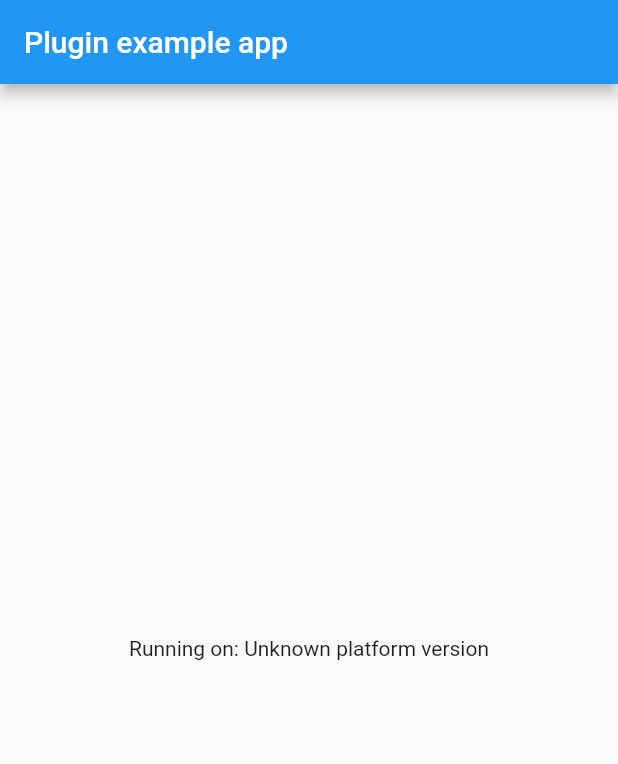
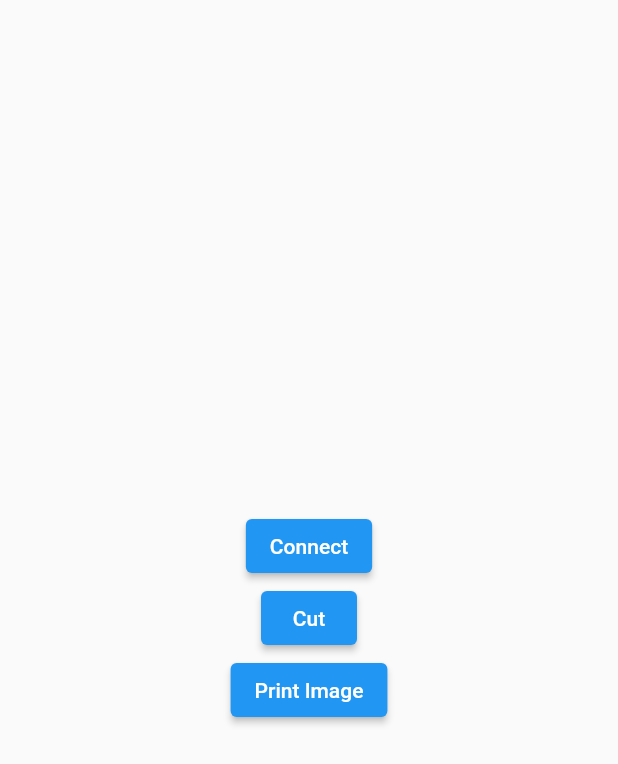
Before and after one commit to DalangLy/dx-printing, a Flutter app: the screen it shows after launch, on a phone screen of 412 x 824 dp. Shown: the top 764 px of the screen. Run offline on Flutter 3.47's test engine with Material 2 defaults, Android fonts, the phone set to English and light mode, and no system bars.

Commit message:
fresh project

```diff
--- /dev/null
+++ b/example/lib/home_page.dart
@@ -0,0 +1,52 @@
+import 'dart:io';
+import 'dart:typed_data';
+
+import 'package:dx_printing/dx_printing.dart';
+import 'package:flutter/material.dart';
+import 'package:flutter/services.dart';
+
+class HomePage extends StatefulWidget {
+  const HomePage({Key? key}) : super(key: key);
+
+  @override
+  State<HomePage> createState() => _HomePageState();
+}
+
+class _HomePageState extends State<HomePage> {
+  final DxPrinting p = DxPrinting();
+  @override
+  Widget build(BuildContext context) {
+    return Scaffold(
+      body: SafeArea(
+        child: Center(
+          child: Column(
+            mainAxisAlignment: MainAxisAlignment.center,
+            children: [
+              ElevatedButton(
+                onPressed: () async{
+                  print( await p.open(ip: '192.168.0.12', port: 9100, timeout: 5000));
+                },
+                child: const Text("Connect"),
+              ),
+              ElevatedButton(
+                onPressed: (){
+                  p.cutPaper();
+                },
+                child: const Text("Cut"),
+              ),
+              ElevatedButton(
+                onPressed: () async{
+                  const String imageUrl = 'https://static.remove.bg/remove-bg-web/5cc729f2c60683544f035949b665ce17223fd2ec/assets/start_remove-c851bdf8d3127a24e2d137a55b1b427378cd17385b01aec6e59d5d4b5f39d2ec.png';
+                  final ByteData data = await NetworkAssetBundle(Uri.parse(imageUrl)).load(imageUrl);
+                  Uint8List imagebytes = data.buffer.asUint8List();
+                  print(await p.printPicture(bytes: imagebytes, width: 384));
+                },
+                child: const Text("Print Image"),
+              ),
+            ],
+          ),
+        ),
+      ),
+    );
+  }
+}
--- a/example/lib/main.dart
+++ b/example/lib/main.dart
@@ -1,3 +1,4 @@
+import 'package:dx_printing_example/home_page.dart';
 import 'package:flutter/material.dart';
 import 'dart:async';
 
@@ -49,14 +50,15 @@ class _MyAppState extends State<MyApp> {
   @override
   Widget build(BuildContext context) {
     return MaterialApp(
-      home: Scaffold(
-        appBar: AppBar(
-          title: const Text('Plugin example app'),
-        ),
-        body: Center(
-          child: Text('Running on: $_platformVersion\n'),
-        ),
-      ),
+      home: HomePage(),
+      // home: Scaffold(
+      //   appBar: AppBar(
+      //     title: const Text('Plugin example app'),
+      //   ),
+      //   body: Center(
+      //     child: Text('Running on: $_platformVersion\n'),
+      //   ),
+      // ),
     );
   }
 }
--- a/pubspec.yaml
+++ b/pubspec.yaml
@@ -1,6 +1,6 @@
 name: dx_printing
 description: printing sdk for android only
-version: 0.0.3
+version: 0.0.7
 homepage: https://github.com/DalangLy/dx-printing
 
 environment:
```
Also changed, not shown: lib/dx_printing.dart (+18 -3 lines), 2 other files.
